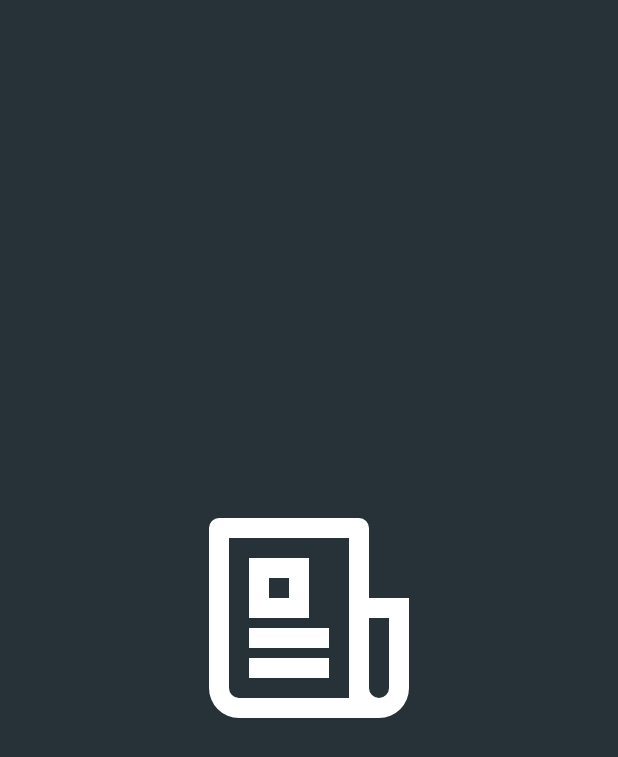
After one commit to RadRasyad/AplikasiBerita_RNews, an Android app: the SplashScreen screen opened directly, with no data from a screen before it, on a phone screen of 412 x 824 dp. The commit adds this screen. Shown: the top 757 px of the screen. Run offline under Robolectric (Android 15) with nearby library versions, the phone set to English and light mode, and no system bars.

Commit message:
(DarkMode Clear)datastore-preferences to save theme setting finished

```diff
--- /dev/null
+++ b/app/src/main/java/com/example/rnews/helper/ViewModelFactory.kt
@@ -0,0 +1,17 @@
+package com.example.rnews.helper
+
+import androidx.lifecycle.ViewModel
+import androidx.lifecycle.ViewModelProvider
+import com.example.rnews.ui.menu.MenuViewModel
+import com.example.rnews.ui.menu.SettingPreferences
+
+class ViewModelFactory(private val pref: SettingPreferences) : ViewModelProvider.NewInstanceFactory() {
+
+    @Suppress("UNCHECKED_CAST")
+    override fun <T : ViewModel> create(modelClass: Class<T>): T {
+        if (modelClass.isAssignableFrom(MenuViewModel::class.java)) {
+            return MenuViewModel(pref) as T
+        }
+        throw IllegalArgumentException("Unknown ViewModel class: " + modelClass.name)
+    }
+}
--- a/app/src/main/java/com/example/rnews/ui/MainActivity.kt
+++ b/app/src/main/java/com/example/rnews/ui/MainActivity.kt
@@ -3,10 +3,16 @@ package com.example.rnews.ui
 import android.os.Bundle
 import com.google.android.material.bottomnavigation.BottomNavigationView
 import androidx.appcompat.app.AppCompatActivity
+import androidx.appcompat.app.AppCompatDelegate
+import androidx.lifecycle.ViewModelProvider
 import androidx.navigation.findNavController
 import androidx.navigation.ui.setupWithNavController
 import com.example.rnews.R
 import com.example.rnews.databinding.ActivityMainBinding
+import com.example.rnews.helper.ViewModelFactory
+import com.example.rnews.ui.menu.MenuViewModel
+import com.example.rnews.ui.menu.SettingPreferences
+import com.example.rnews.ui.menu.dataStore
 
 class MainActivity : AppCompatActivity() {
 
--- a/app/src/main/java/com/example/rnews/ui/adapter/NewsAdapter.kt
+++ b/app/src/main/java/com/example/rnews/ui/adapter/NewsAdapter.kt
@@ -1,7 +1,5 @@
 package com.example.rnews.ui.adapter
 
-import android.content.Context
-import android.content.Intent
 import android.view.LayoutInflater
 import android.view.ViewGroup
 import androidx.recyclerview.widget.RecyclerView
@@ -10,9 +8,8 @@ import com.bumptech.glide.load.engine.DiskCacheStrategy
 import com.bumptech.glide.load.resource.drawable.DrawableTransitionOptions
 import com.example.rnews.databinding.NewsRowBinding
 import com.example.rnews.model.ArticleResponse
-import com.example.rnews.ui.detail.DetailActivity
 
-class NewsAdapter() : RecyclerView.Adapter<NewsAdapter.NewsViewHolder>() {
+class NewsAdapter : RecyclerView.Adapter<NewsAdapter.NewsViewHolder>() {
 
     private var listNews = ArrayList<ArticleResponse>()
     private var onItemClickCallback: OnItemClickCallback? = null
--- a/app/src/main/java/com/example/rnews/ui/home/HomeFragment.kt
+++ b/app/src/main/java/com/example/rnews/ui/home/HomeFragment.kt
@@ -36,7 +36,7 @@ class HomeFragment : Fragment() {
         inflater: LayoutInflater,
         container: ViewGroup?,
         savedInstanceState: Bundle?
-    ): View? {
+    ): View {
 
         _binding = FragmentHomeBinding.inflate(inflater, container, false)
         val root: View = binding.root
--- /dev/null
+++ b/app/src/main/java/com/example/rnews/ui/menu/MenuViewModel.kt
@@ -0,0 +1,20 @@
+package com.example.rnews.ui.menu
+
+import androidx.lifecycle.LiveData
+import androidx.lifecycle.ViewModel
+import androidx.lifecycle.asLiveData
+import androidx.lifecycle.viewModelScope
+import kotlinx.coroutines.launch
+
+class MenuViewModel(private val pref: SettingPreferences): ViewModel() {
+
+    fun getThemeSettings(): LiveData<Int> {
+        return pref.getThemeSetting().asLiveData()
+    }
+
+    fun saveThemeSetting(theme: Int) {
+        viewModelScope.launch {
+            pref.saveThemeSetting(theme)
+        }
+    }
+}
--- /dev/null
+++ b/app/src/main/java/com/example/rnews/ui/menu/SettingPreferences.kt
@@ -0,0 +1,38 @@
+package com.example.rnews.ui.menu
+
+import androidx.datastore.core.DataStore
+import androidx.datastore.preferences.core.Preferences
+import androidx.datastore.preferences.core.edit
+import androidx.datastore.preferences.core.intPreferencesKey
+import kotlinx.coroutines.flow.Flow
+import kotlinx.coroutines.flow.map
+
+class SettingPreferences private constructor(private val dataStore: DataStore<Preferences>) {
+
+    private val THEME_KEY = intPreferencesKey("theme_setting")
+
+    fun getThemeSetting(): Flow<Int> {
+        return dataStore.data.map { preferences ->
+            preferences[THEME_KEY] ?: 2
+        }
+    }
+
+    suspend fun saveThemeSetting(theme: Int) {
+        dataStore.edit { preferences ->
+            preferences[THEME_KEY] = theme
+        }
+    }
+
+    companion object {
+        @Volatile
+        private var INSTANCE: SettingPreferences? = null
+
+        fun getInstance(dataStore: DataStore<Preferences>): SettingPreferences {
+            return INSTANCE ?: synchronized(this) {
+                val instance = SettingPreferences(dataStore)
+                INSTANCE = instance
+                instance
+            }
+        }
+    }
+}
--- /dev/null
+++ b/app/src/main/java/com/example/rnews/ui/splashscreen/SplashScreen.kt
@@ -0,0 +1,62 @@
+package com.example.rnews.ui.splashscreen
+
+import android.content.Intent
+import androidx.appcompat.app.AppCompatActivity
+import android.os.Bundle
+import android.os.Handler
+import android.os.Looper
+import androidx.appcompat.app.AppCompatDelegate
+import androidx.lifecycle.ViewModelProvider
+import com.example.rnews.databinding.ActivitySplashScreenBinding
+import com.example.rnews.helper.ViewModelFactory
+import com.example.rnews.ui.MainActivity
+import com.example.rnews.ui.menu.MenuViewModel
+import com.example.rnews.ui.menu.SettingPreferences
+import com.example.rnews.ui.menu.dataStore
+
+class SplashScreen : AppCompatActivity() {
+
+    private lateinit var binding: ActivitySplashScreenBinding
+
+    override fun onCreate(savedInstanceState: Bundle?) {
+        super.onCreate(savedInstanceState)
+        binding = ActivitySplashScreenBinding.inflate(layoutInflater)
+        setContentView(binding.root)
+
+        val delay = 2000
+
+        Handler(Looper.getMainLooper()).postDelayed({
+            startActivity(Intent(this, MainActivity::class.java))
+            finish()
+        }, delay.toLong())
+
+        setTheme()
+
+    }
+
+    private fun setTheme() {
+        val pref = SettingPreferences.getInstance(applicationContext.dataStore)
+        val menuViewModel = ViewModelProvider(
+            this,
+            ViewModelFactory(pref)
+        )[MenuViewModel::class.java]
+
+        menuViewModel.getThemeSettings().observe(this, {
+                theme: Int ->
+            when (theme) {
+                0 -> {
+                    AppCompatDelegate.setDefaultNightMode(AppCompatDelegate.MODE_NIGHT_NO)
+                    menuViewModel.saveThemeSetting(0)
+                }
+                1 -> {
+                    AppCompatDelegate.setDefaultNightMode(AppCompatDelegate.MODE_NIGHT_YES)
+                    menuViewModel.saveThemeSetting(1)
+                }
+                else -> {
+                    AppCompatDelegate.setDefaultNightMode(AppCompatDelegate.MODE_NIGHT_FOLLOW_SYSTEM)
+                    menuViewModel.saveThemeSetting(2)
+                }
+            }
+        })
+    }
+}
--- a/app/src/main/res/drawable/ic_newspaper_line.xml
+++ b/app/src/main/res/drawable/ic_newspaper.xml
@@ -1,6 +1,6 @@
 <vector xmlns:android="http://schemas.android.com/apk/res/android"
-    android:width="240dp"
-    android:height="240dp"
+    android:width="160dp"
+    android:height="160dp"
     android:viewportWidth="24"
     android:viewportHeight="24">
   <path
--- /dev/null
+++ b/app/src/main/res/layout/activity_splash_screen.xml
@@ -0,0 +1,19 @@
+<?xml version="1.0" encoding="utf-8"?>
+<androidx.constraintlayout.widget.ConstraintLayout
+    xmlns:android="http://schemas.android.com/apk/res/android"
+    xmlns:app="http://schemas.android.com/apk/res-auto"
+    xmlns:tools="http://schemas.android.com/tools"
+    android:layout_width="match_parent"
+    android:layout_height="match_parent"
+    tools:context=".ui.splashscreen.SplashScreen">
+
+    <ImageView
+        android:layout_width="wrap_content"
+        android:layout_height="wrap_content"
+        android:src="@drawable/ic_newspaper"
+        app:layout_constraintBottom_toBottomOf="parent"
+        app:layout_constraintEnd_toEndOf="parent"
+        app:layout_constraintStart_toStartOf="parent"
+        app:layout_constraintTop_toTopOf="parent" />
+
+</androidx.constraintlayout.widget.ConstraintLayout>
--- a/app/src/main/res/values-night/themes.xml
+++ b/app/src/main/res/values-night/themes.xml
@@ -1,26 +1,34 @@
 <resources xmlns:tools="http://schemas.android.com/tools">
-    <!-- Base application theme. -->
+
     <style name="Theme.RNews" parent="Theme.MaterialComponents.DayNight.DarkActionBar">
-        <!-- Primary brand color. -->
+
         <item name="colorPrimary">@color/primaryColor</item>
         <item name="colorPrimaryVariant">@color/primaryColor</item>
         <item name="colorOnPrimary">@color/primaryDarkColor</item>
-        <!-- Secondary brand color. -->
+
         <item name="colorSecondary">@color/secondaryColor</item>
         <item name="colorSecondaryVariant">@color/secondaryColor</item>
         <item name="colorOnSecondary">@color/secondaryDarkColor</item>
-        <!-- Status bar color. -->
+
         <item name="android:statusBarColor" tools:targetApi="l">?attr/colorPrimaryVariant</item>
-        <!-- Customize your theme here. -->
+
         <item name="android:textColor">@android:color/white</item>
         <item name="android:textColorPrimary">@color/primaryTextColor</item>
         <item name="android:textColorSecondary">@color/secondaryTextColor</item>
         <item name="android:homeAsUpIndicator">@drawable/ic_arrow_back_line</item>
+
+        <item name="materialAlertDialogTheme">@style/DefaultAlertDialogTheme</item>
     </style>
 
     <style name="Theme.RNews.NoActionBar">
         <item name="windowActionBar">false</item>
         <item name="windowNoTitle">true</item>
+    </style>
+
+    <style name="Theme.RNews.SplashScreen">
+        <item name="windowActionBar">false</item>
+        <item name="windowNoTitle">true</item>
+        <item name="android:background">@color/primaryColor</item>
     </style>
 
     <style name="Theme.RNews.SearchView">
@@ -31,4 +39,38 @@
         <item name="android:textColor">@android:color/white</item>
     </style>
 
+    <style name="DefaultAlertDialogTheme" parent="ThemeOverlay.MaterialComponents.MaterialAlertDialog">
+        <item name="android:colorControlNormal">@android:color/darker_gray</item>
+        <item name="android:colorControlActivated">@color/secondaryColor</item>
+        <item name="buttonBarPositiveButtonStyle">@style/PositiveButtonStyle</item>
+        <item name="buttonBarNeutralButtonStyle">@style/NeutralButtonStyle</item>
+        <item name="alertDialogStyle">@style/MaterialAlertDialog.App</item>
+        <item name="materialAlertDialogTitleTextStyle">@style/TitleTextStyle</item>
+    </style>
+
+    <style name="PositiveButtonStyle" parent="Widget.MaterialComponents.Button.TextButton.Dialog">
+        <item name="android:textColor">@color/secondaryColor</item>
+        <item name="rippleColor">@color/secondaryColor</item>
+    </style>
+
+    <style name="NeutralButtonStyle" parent="Widget.MaterialComponents.Button.TextButton.Dialog">
+        <item name="android:textColor">@color/secondaryColor</item>
+        <item name="rippleColor">@color/secondaryColor</item>
+    </style>
+
+    <style name="TitleTextStyle" parent="MaterialAlertDialog.MaterialComponents.Title.Text">
+        <item name="android:textColor">@android:color/white</item>
+        <item name="android:textStyle">bold</item>
+        <item name="android:textSize">20sp</item>
+    </style>
+
+    <style name="MaterialAlertDialog.App" parent="MaterialAlertDialog.MaterialComponents">
+        <item name="shapeAppearance">@style/ShapeAppearance.App.MediumComponent</item>
+    </style>
+
+    <style name="ShapeAppearance.App.MediumComponent" parent="ShapeAppearance.MaterialComponents.MediumComponent">
+        <item name="cornerFamily">rounded</item>
+        <item name="cornerSize">12dp</item>
+    </style>
+
 </resources>
--- a/app/src/main/res/values/themes.xml
+++ b/app/src/main/res/values/themes.xml
@@ -1,26 +1,34 @@
 <resources xmlns:tools="http://schemas.android.com/tools">
-    <!-- Base application theme. -->
+
     <style name="Theme.RNews" parent="Theme.MaterialComponents.DayNight.DarkActionBar">
-        <!-- Primary brand color. -->
+
         <item name="colorPrimary">@color/primaryColor</item>
         <item name="colorPrimaryVariant">@color/primaryColor</item>
         <item name="colorOnPrimary">@color/primaryLightColor</item>
-        <!-- Secondary brand color. -->
+
         <item name="colorSecondary">@color/secondaryColor</item>
         <item name="colorSecondaryVariant">@color/secondaryColor</item>
         <item name="colorOnSecondary">@color/secondaryLightColor</item>
-        <!-- Status bar color. -->
+
         <item name="android:statusBarColor" tools:targetApi="l">?attr/colorPrimaryVariant</item>
-        <!-- Customize your theme here. -->
+
         <item name="android:textColor">@android:color/black</item>
         <item name="android:textColorPrimary">@color/primaryTextColor</item>
         <item name="android:textColorSecondary">@color/secondaryTextColor</item>
         <item name="android:homeAsUpIndicator">@drawable/ic_arrow_back_line</item>
+
+        <item name="materialAlertDialogTheme">@style/DefaultAlertDialogTheme</item>
     </style>
 
     <style name="Theme.RNews.NoActionBar">
         <item name="windowActionBar">false</item>
         <item name="windowNoTitle">true</item>
+    </style>
+
+    <style name="Theme.RNews.SplashScreen">
+        <item name="windowActionBar">false</item>
+        <item name="windowNoTitle">true</item>
+        <item name="android:background">@color/primaryColor</item>
     </style>
 
     <style name="Theme.RNews.SearchView">
@@ -31,5 +39,38 @@
         <item name="android:textColor">@android:color/black</item>
     </style>
 
+    <style name="DefaultAlertDialogTheme" parent="ThemeOverlay.MaterialComponents.MaterialAlertDialog">
+        <item name="android:colorControlNormal">@android:color/darker_gray</item>
+        <item name="android:colorControlActivated">@color/secondaryColor</item>
+        <item name="buttonBarPositiveButtonStyle">@style/PositiveButtonStyle</item>
+        <item name="buttonBarNeutralButtonStyle">@style/NeutralButtonStyle</item>
+        <item name="alertDialogStyle">@style/MaterialAlertDialog.App</item>
+        <item name="materialAlertDialogTitleTextStyle">@style/TitleTextStyle</item>
+    </style>
+
+    <style name="PositiveButtonStyle" parent="Widget.MaterialComponents.Button.TextButton.Dialog">
+        <item name="android:textColor">@color/secondaryColor</item>
+        <item name="rippleColor">@color/secondaryColor</item>
+    </style>
+
+    <style name="NeutralButtonStyle" parent="Widget.MaterialComponents.Button.TextButton.Dialog">
+        <item name="android:textColor">@color/secondaryColor</item>
+        <item name="rippleColor">@color/secondaryColor</item>
+    </style>
+
+    <style name="TitleTextStyle" parent="MaterialAlertDialog.MaterialComponents.Title.Text">
+        <item name="android:textColor">@android:color/black</item>
+        <item name="android:textStyle">bold</item>
+        <item name="android:textSize">20sp</item>
+    </style>
+
+    <style name="MaterialAlertDialog.App" parent="MaterialAlertDialog.MaterialComponents">
+        <item name="shapeAppearance">@style/ShapeAppearance.App.MediumComponent</item>
+    </style>
+
+    <style name="ShapeAppearance.App.MediumComponent" parent="ShapeAppearance.MaterialComponents.MediumComponent">
+        <item name="cornerFamily">rounded</item>
+        <item name="cornerSize">12dp</item>
+    </style>
 
 </resources>
--- a/build.gradle
+++ b/build.gradle
@@ -6,7 +6,7 @@ buildscript {
     }
     dependencies {
         classpath 'com.android.tools.build:gradle:7.0.4'
-        classpath "org.jetbrains.kotlin:kotlin-gradle-plugin:1.5.31"
+        classpath "org.jetbrains.kotlin:kotlin-gradle-plugin:1.6.10"
 
         // NOTE: Do not place your application dependencies here; they belong
         // in the individual module build.gradle files
```
Also changed, not shown: app/src/main/AndroidManifest.xml (+12 -1 lines), app/src/main/java/com/example/rnews/model/ArticleResponse.kt (+4 -4 lines), app/src/main/java/com/example/rnews/ui/adapter/BeritaAdapter.kt (deleted, +0 -66 lines), app/src/main/java/com/example/rnews/ui/home/categoryfragment/news/NewsFragment.kt (+0 -11 lines), app/src/main/java/com/example/rnews/ui/menu/MenuFragment.kt (+52 -17 lines), app/src/main/java/com/example/rnews/ui/search/SearchFragment.kt (+6 -1 lines), app/src/main/res/layout/fragment_menu.xml (added, +24 -0 lines).
